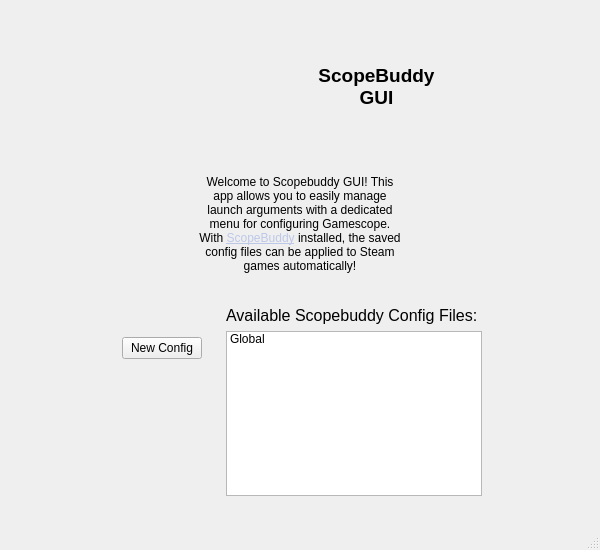
This is src/main.ui in rfrench3/scopebuddy-gui as Qt 5 draws it before an edit. The edited form follows.
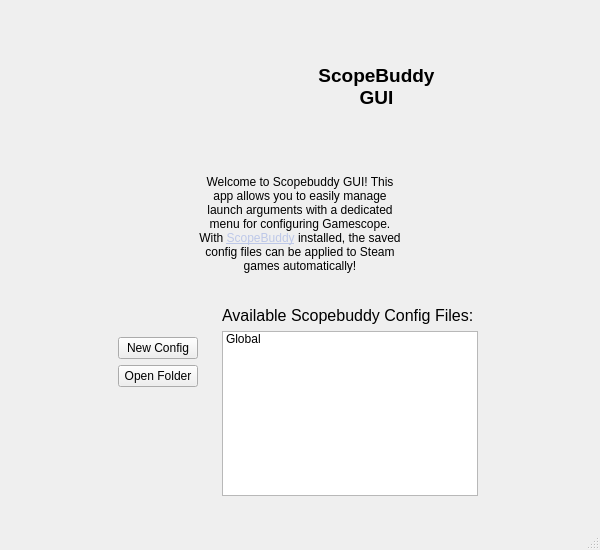
This is the edited form. Icons and pictures are not drawn.

Patch:
```diff
--- a/src/main.ui
+++ b/src/main.ui
@@ -214,7 +214,7 @@
                   <item>
                    <widget class="QWidget" name="widget_3" native="true">
                     <property name="sizePolicy">
-                     <sizepolicy hsizetype="Preferred" vsizetype="Preferred">
+                     <sizepolicy hsizetype="Maximum" vsizetype="Preferred">
                       <horstretch>0</horstretch>
                       <verstretch>0</verstretch>
                      </sizepolicy>
@@ -242,7 +242,7 @@
                      <item>
                       <widget class="QPushButton" name="button_new_config">
                        <property name="sizePolicy">
-                        <sizepolicy hsizetype="Maximum" vsizetype="Fixed">
+                        <sizepolicy hsizetype="Minimum" vsizetype="Fixed">
                          <horstretch>1</horstretch>
                          <verstretch>0</verstretch>
                         </sizepolicy>
@@ -252,6 +252,19 @@
                        </property>
                       </widget>
                      </item>
+                     <item>
+                      <widget class="QPushButton" name="open_folder">
+                       <property name="sizePolicy">
+                        <sizepolicy hsizetype="Minimum" vsizetype="Fixed">
+                         <horstretch>1</horstretch>
+                         <verstretch>0</verstretch>
+                        </sizepolicy>
+                       </property>
+                       <property name="text">
+                        <string>Open Folder</string>
+                       </property>
+                      </widget>
+                     </item>
                      <item>
                       <spacer name="verticalSpacer_2">
                        <property name="orientation">
```
